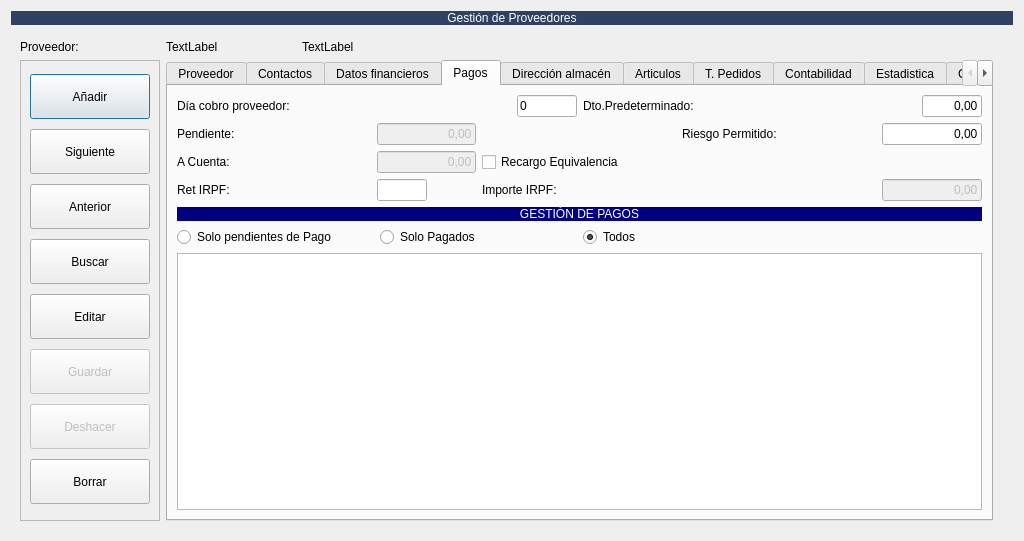
arcnexus/RedFoX, file RedFoX/Zona_Compras/frmproveedores.ui: the form before one commit.
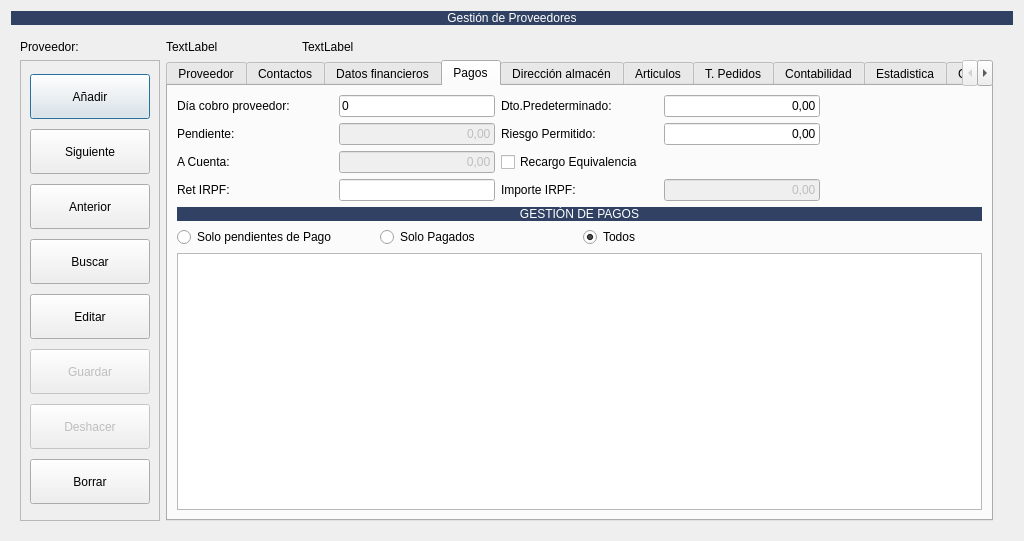
The form after the commit. The open tabs and pages were chosen to show the change. Icons and pictures are not drawn. Custom widgets are drawn as their Qt base class.

Commit message: Revision Proveedor:: campos obligatorios y tabstops

```diff
--- a/RedFoX/Zona_Compras/frmproveedores.ui
+++ b/RedFoX/Zona_Compras/frmproveedores.ui
@@ -930,12 +930,59 @@
              </property>
             </widget>
            </item>
-           <item row="9" column="4" colspan="2">
-            <widget class="QLabel" name="lblcuenta2Valida">
-             <property name="text">
-              <string>La cuenta no es válida</string>
-             </property>
-            </widget>
+           <item row="5" column="0" colspan="4">
+            <layout class="QHBoxLayout" name="horizontalLayout_2">
+             <item>
+              <widget class="QLineEdit" name="txtentidad_bancaria_proveedor">
+               <property name="maximumSize">
+                <size>
+                 <width>70</width>
+                 <height>16777215</height>
+                </size>
+               </property>
+              </widget>
+             </item>
+             <item>
+              <widget class="QLineEdit" name="txtoficina_bancaria_proveedor">
+               <property name="maximumSize">
+                <size>
+                 <width>70</width>
+                 <height>16777215</height>
+                </size>
+               </property>
+              </widget>
+             </item>
+             <item>
+              <widget class="QLineEdit" name="txtdc_proveedor">
+               <property name="maximumSize">
+                <size>
+                 <width>50</width>
+                 <height>16777215</height>
+                </size>
+               </property>
+              </widget>
+             </item>
+             <item>
+              <widget class="QLineEdit" name="txtcc_proveedor">
+               <property name="text">
+                <string>0000295314</string>
+               </property>
+              </widget>
+             </item>
+             <item>
+              <spacer name="horizontalSpacer">
+               <property name="orientation">
+                <enum>Qt::Horizontal</enum>
+               </property>
+               <property name="sizeHint" stdset="0">
+                <size>
+                 <width>40</width>
+                 <height>20</height>
+                </size>
+               </property>
+              </spacer>
+             </item>
+            </layout>
            </item>
            <item row="10" column="3">
             <widget class="QLineEdit" name="txtdc_pago_proveedor">
@@ -1013,51 +1060,32 @@
            <string>Pagos</string>
           </attribute>
           <layout class="QGridLayout" name="gridLayout_5">
-           <item row="1" column="0" colspan="4">
+           <item row="0" column="0" colspan="4">
             <layout class="QGridLayout" name="gridLayout_3">
-             <item row="0" column="0">
+             <item row="1" column="0">
               <widget class="QLabel" name="label_36">
                <property name="text">
                 <string>Pendiente: </string>
                </property>
               </widget>
              </item>
-             <item row="0" column="1" colspan="2">
-              <widget class="QLineEdit" name="txtdeuda_actual">
-               <property name="enabled">
-                <bool>false</bool>
-               </property>
-               <property name="maximumSize">
-                <size>
-                 <width>99</width>
-                 <height>16777215</height>
-                </size>
-               </property>
-               <property name="text">
-                <string>0,00</string>
-               </property>
-               <property name="alignment">
-                <set>Qt::AlignRight|Qt::AlignTrailing|Qt::AlignVCenter</set>
-               </property>
-              </widget>
-             </item>
-             <item row="1" column="0">
+             <item row="2" column="0">
               <widget class="QLabel" name="label_37">
                <property name="text">
                 <string>A Cuenta:</string>
                </property>
               </widget>
              </item>
-             <item row="1" column="1">
+             <item row="2" column="1">
               <widget class="QLineEdit" name="txtentregado_a_cuenta">
                <property name="enabled">
                 <bool>false</bool>
                </property>
-               <property name="maximumSize">
-                <size>
-                 <width>99</width>
-                 <height>16777215</height>
-                </size>
+               <property name="sizePolicy">
+                <sizepolicy hsizetype="Preferred" vsizetype="Fixed">
+                 <horstretch>0</horstretch>
+                 <verstretch>0</verstretch>
+                </sizepolicy>
                </property>
                <property name="text">
                 <string>                  0,00</string>
@@ -1067,47 +1095,40 @@
                </property>
               </widget>
              </item>
-             <item row="1" column="2" colspan="3">
+             <item row="2" column="2" colspan="3">
               <widget class="QCheckBox" name="chkrecargo_equivalencia">
                <property name="text">
                 <string>Recargo Equivalencia</string>
                </property>
               </widget>
              </item>
-             <item row="2" column="0">
+             <item row="3" column="0">
               <widget class="QLabel" name="label_38">
                <property name="text">
                 <string>Ret IRPF:</string>
                </property>
               </widget>
              </item>
-             <item row="2" column="1">
+             <item row="3" column="1">
               <widget class="QLineEdit" name="txttipo_retencioirpf">
-               <property name="maximumSize">
-                <size>
-                 <width>50</width>
-                 <height>16777215</height>
-                </size>
+               <property name="sizePolicy">
+                <sizepolicy hsizetype="Preferred" vsizetype="Fixed">
+                 <horstretch>0</horstretch>
+                 <verstretch>0</verstretch>
+                </sizepolicy>
                </property>
               </widget>
              </item>
-             <item row="2" column="2" colspan="2">
-              <widget class="QLabel" name="label_39">
-               <property name="text">
-                <string>Importe IRPF:</string>
-               </property>
-              </widget>
-             </item>
-             <item row="2" column="4">
+             <item row="3" column="3">
               <widget class="QLineEdit" name="txtretencion_irpf">
                <property name="enabled">
                 <bool>false</bool>
                </property>
-               <property name="maximumSize">
-                <size>
-                 <width>100</width>
-                 <height>16777215</height>
-                </size>
+               <property name="sizePolicy">
+                <sizepolicy hsizetype="Preferred" vsizetype="Fixed">
+                 <horstretch>0</horstretch>
+                 <verstretch>0</verstretch>
+                </sizepolicy>
                </property>
                <property name="text">
                 <string>0,00</string>
@@ -1117,20 +1138,89 @@
                </property>
               </widget>
              </item>
-             <item row="0" column="3">
+             <item row="1" column="2">
               <widget class="QLabel" name="label_14">
                <property name="text">
                 <string>Riesgo Permitido:</string>
                </property>
               </widget>
              </item>
-             <item row="0" column="4">
+             <item row="1" column="3">
               <widget class="QLineEdit" name="txtdeuda_maxima">
-               <property name="maximumSize">
-                <size>
-                 <width>100</width>
-                 <height>16777215</height>
-                </size>
+               <property name="sizePolicy">
+                <sizepolicy hsizetype="Preferred" vsizetype="Fixed">
+                 <horstretch>0</horstretch>
+                 <verstretch>0</verstretch>
+                </sizepolicy>
+               </property>
+               <property name="text">
+                <string>0,00</string>
+               </property>
+               <property name="alignment">
+                <set>Qt::AlignRight|Qt::AlignTrailing|Qt::AlignVCenter</set>
+               </property>
+              </widget>
+             </item>
+             <item row="3" column="2">
+              <widget class="QLabel" name="label_39">
+               <property name="text">
+                <string>Importe IRPF:</string>
+               </property>
+              </widget>
+             </item>
+             <item row="1" column="1">
+              <widget class="QLineEdit" name="txtdeuda_actual">
+               <property name="enabled">
+                <bool>false</bool>
+               </property>
+               <property name="sizePolicy">
+                <sizepolicy hsizetype="Preferred" vsizetype="Fixed">
+                 <horstretch>0</horstretch>
+                 <verstretch>0</verstretch>
+                </sizepolicy>
+               </property>
+               <property name="text">
+                <string>0,00</string>
+               </property>
+               <property name="alignment">
+                <set>Qt::AlignRight|Qt::AlignTrailing|Qt::AlignVCenter</set>
+               </property>
+              </widget>
+             </item>
+             <item row="0" column="0">
+              <widget class="QLabel" name="label_40">
+               <property name="text">
+                <string>Día cobro proveedor:</string>
+               </property>
+              </widget>
+             </item>
+             <item row="0" column="1">
+              <widget class="QLineEdit" name="txtdia_cobro">
+               <property name="sizePolicy">
+                <sizepolicy hsizetype="Preferred" vsizetype="Fixed">
+                 <horstretch>0</horstretch>
+                 <verstretch>0</verstretch>
+                </sizepolicy>
+               </property>
+               <property name="text">
+                <string>0</string>
+               </property>
+              </widget>
+             </item>
+             <item row="0" column="2">
+              <widget class="QLabel" name="label_41">
+               <property name="text">
+                <string>Dto.Predeterminado:</string>
+               </property>
+              </widget>
+             </item>
+             <item row="0" column="3">
+              <widget class="QLineEdit" name="txtdto">
+               <property name="sizePolicy">
+                <sizepolicy hsizetype="Preferred" vsizetype="Fixed">
+                 <horstretch>0</horstretch>
+                 <verstretch>0</verstretch>
+                </sizepolicy>
                </property>
                <property name="text">
                 <string>0,00</string>
@@ -1179,58 +1269,12 @@
              </property>
             </widget>
            </item>
-           <item row="0" column="0" colspan="4">
-            <layout class="QHBoxLayout" name="horizontalLayout_2">
-             <item>
-              <widget class="QLabel" name="label_40">
-               <property name="text">
-                <string>Día cobro proveedor:</string>
-               </property>
-              </widget>
-             </item>
-             <item>
-              <widget class="QLineEdit" name="txtdia_cobro">
-               <property name="maximumSize">
-                <size>
-                 <width>60</width>
-                 <height>16777215</height>
-                </size>
-               </property>
-               <property name="text">
-                <string>0</string>
-               </property>
-              </widget>
-             </item>
-             <item>
-              <widget class="QLabel" name="label_41">
-               <property name="text">
-                <string>Dto.Predeterminado:</string>
-               </property>
-              </widget>
-             </item>
-             <item>
-              <widget class="QLineEdit" name="txtdto">
-               <property name="maximumSize">
-                <size>
-                 <width>60</width>
-                 <height>16777215</height>
-                </size>
-               </property>
-               <property name="text">
-                <string>0,00</string>
-               </property>
-               <property name="alignment">
-                <set>Qt::AlignRight|Qt::AlignTrailing|Qt::AlignVCenter</set>
-               </property>
-              </widget>
-             </item>
-            </layout>
-           </item>
-           <item row="2" column="0" colspan="4">
+           <item row="1" column="0" colspan="4">
             <widget class="QLabel" name="label_63">
              <property name="styleSheet">
-              <string notr="true">background-color: rgb(0, 0, 127);
-color: rgb(255, 255, 255);</string>
+              <string notr="true">background: #304163;
+color: rgb(255,255,255);
+</string>
              </property>
              <property name="text">
               <string>GESTIÓN DE PAGOS</string>
```
Left out of the diff: 441 changed lines with no effect on the pictures. The commit also changes 2 other files.
